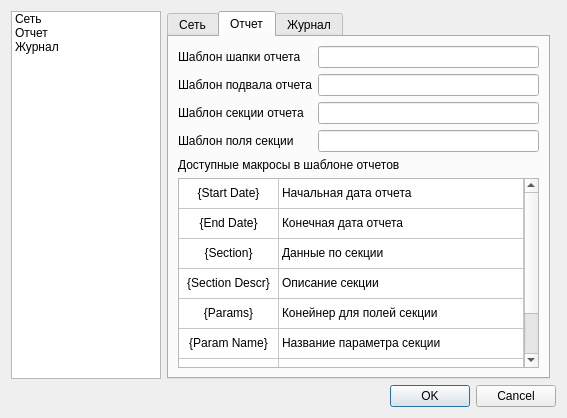
First picture: the form in phx-cnc-stat/src/settings.ui, repository superkulpa/phx-cnc-stat, before the edit.
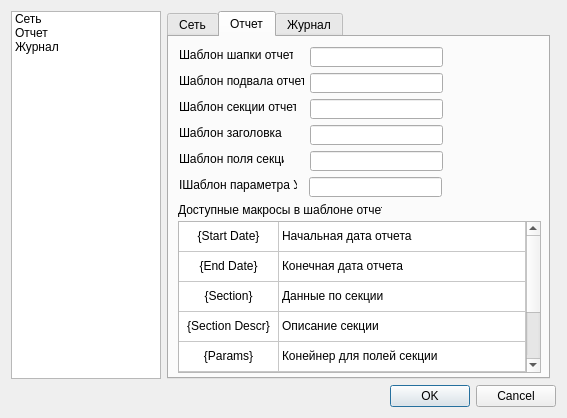
Second picture: the form after the edit. The open tabs and pages were chosen to show the change.

Diff of the .ui file:
```diff
--- a/phx-cnc-stat/src/settings.ui
+++ b/phx-cnc-stat/src/settings.ui
@@ -83,72 +83,132 @@
       <attribute name="title">
        <string>Отчет</string>
       </attribute>
-      <layout class="QGridLayout" name="gridLayout_4">
-       <item row="0" column="0">
         <widget class="QLabel" name="mHeaderReportLabel">
+       <property name="geometry">
+        <rect>
+         <x>10</x>
+         <y>10</y>
+         <width>114</width>
+         <height>16</height>
+        </rect>
+       </property>
          <property name="text">
           <string>Шаблон шапки отчета</string>
          </property>
         </widget>
-       </item>
-       <item row="0" column="1">
         <widget class="QLineEdit" name="mHeaderReportEdit">
+       <property name="geometry">
+        <rect>
+         <x>141</x>
+         <y>10</y>
+         <width>133</width>
+         <height>20</height>
+        </rect>
+       </property>
          <property name="text">
           <string/>
          </property>
         </widget>
-       </item>
-       <item row="1" column="0">
         <widget class="QLabel" name="mFooterReportLabel">
+       <property name="geometry">
+        <rect>
+         <x>10</x>
+         <y>36</y>
+         <width>125</width>
+         <height>16</height>
+        </rect>
+       </property>
          <property name="text">
           <string>Шаблон подвала отчета</string>
          </property>
         </widget>
-       </item>
-       <item row="1" column="1">
         <widget class="QLineEdit" name="mFooterReportEdit">
+       <property name="geometry">
+        <rect>
+         <x>141</x>
+         <y>36</y>
+         <width>133</width>
+         <height>20</height>
+        </rect>
+       </property>
          <property name="text">
           <string/>
          </property>
         </widget>
-       </item>
-       <item row="2" column="0">
         <widget class="QLabel" name="mSectionReportLabel">
+       <property name="geometry">
+        <rect>
+         <x>10</x>
+         <y>62</y>
+         <width>117</width>
+         <height>16</height>
+        </rect>
+       </property>
          <property name="text">
           <string>Шаблон секции отчета</string>
          </property>
         </widget>
-       </item>
-       <item row="2" column="1">
         <widget class="QLineEdit" name="mSectionReportEdit">
+       <property name="geometry">
+        <rect>
+         <x>141</x>
+         <y>62</y>
+         <width>133</width>
+         <height>20</height>
+        </rect>
+       </property>
          <property name="text">
           <string/>
          </property>
         </widget>
-       </item>
-       <item row="3" column="0">
         <widget class="QLabel" name="mParamReportLabel">
+       <property name="geometry">
+        <rect>
+         <x>10</x>
+         <y>114</y>
+         <width>105</width>
+         <height>16</height>
+        </rect>
+       </property>
          <property name="text">
           <string>Шаблон поля секции</string>
          </property>
         </widget>
-       </item>
-       <item row="3" column="1">
         <widget class="QLineEdit" name="mParamReportEdit">
+       <property name="geometry">
+        <rect>
+         <x>141</x>
+         <y>114</y>
+         <width>133</width>
+         <height>20</height>
+        </rect>
+       </property>
          <property name="text">
           <string/>
          </property>
         </widget>
-       </item>
-       <item row="4" column="0" colspan="2">
         <widget class="QLabel" name="mRemortMacrosLabel">
+       <property name="geometry">
+        <rect>
+         <x>9</x>
+         <y>165</y>
+         <width>204</width>
+         <height>16</height>
+        </rect>
+       </property>
          <property name="text">
           <string>Доступные макросы в шаблоне отчетов</string>
          </property>
         </widget>
-       </item>
-       <item row="5" column="0" colspan="2">
         <widget class="QTableWidget" name="mRemortMacrosTable">
+       <property name="geometry">
+        <rect>
+         <x>9</x>
+         <y>184</y>
+         <width>363</width>
+         <height>152</height>
+        </rect>
+       </property>
          <property name="editTriggers">
           <set>QAbstractItemView::NoEditTriggers</set>
          </property>
@@ -328,8 +388,55 @@
           </property>
          </item>
         </widget>
-       </item>
-      </layout>
+      <widget class="QLabel" name="mSectionExtREportLabel">
+       <property name="geometry">
+        <rect>
+         <x>10</x>
+         <y>88</y>
+         <width>106</width>
+         <height>16</height>
+        </rect>
+       </property>
+       <property name="text">
+        <string>Шаблон заголовка УП</string>
+       </property>
+      </widget>
+      <widget class="QLabel" name="mParamExtLabel">
+       <property name="geometry">
+        <rect>
+         <x>10</x>
+         <y>140</y>
+         <width>118</width>
+         <height>16</height>
+        </rect>
+       </property>
+       <property name="text">
+        <string>IШаблон параметра УП</string>
+       </property>
+      </widget>
+      <widget class="QLineEdit" name="mSectionExtReportEdit">
+       <property name="geometry">
+        <rect>
+         <x>141</x>
+         <y>88</y>
+         <width>133</width>
+         <height>20</height>
+        </rect>
+       </property>
+      </widget>
+      <widget class="QLineEdit" name="mParamExtReportEdit">
+       <property name="geometry">
+        <rect>
+         <x>140</x>
+         <y>140</y>
+         <width>133</width>
+         <height>20</height>
+        </rect>
+       </property>
+       <property name="text">
+        <string/>
+       </property>
+      </widget>
      </widget>
      <widget class="QWidget" name="mLogPeriodTab">
       <attribute name="title">
```
Left out of the diff: 2 changed lines with no effect on the pictures. Lines whose indentation alone changed are shown as unchanged.
